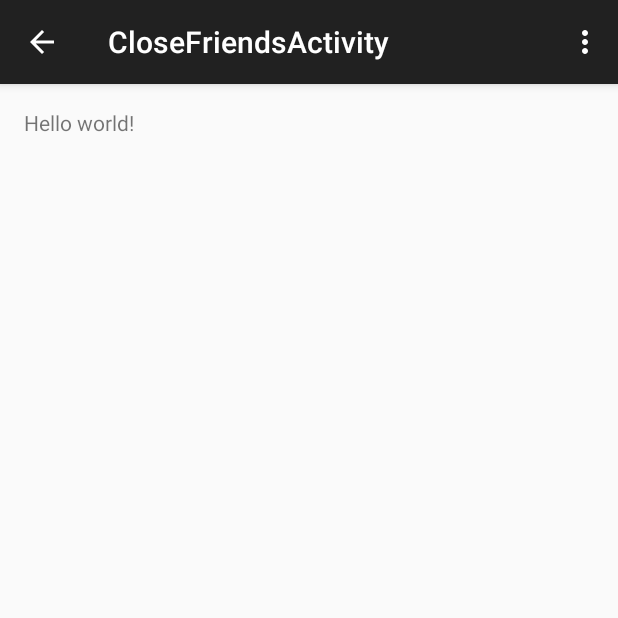
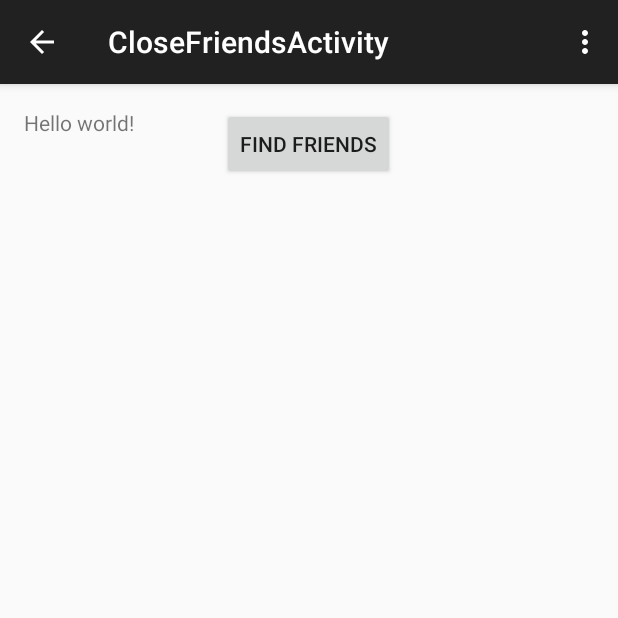
Before and after one commit to amnakhan/letsmeetup, an Android app: the CloseFriendsActivity screen opened directly, with no data from a screen before it, on a phone screen of 412 x 824 dp, the top half of it. Run offline under Robolectric (Android 15) with nearby library versions, the phone set to English and light mode, and no system bars; 1 statement that could not run was skipped.

Commit message:
creating screen connections

```diff
--- a/app/src/main/AndroidManifest.xml
+++ b/app/src/main/AndroidManifest.xml
@@ -52,7 +52,7 @@
         <activity
             android:name=".FindFriendsActivity"
             android:label="@string/title_activity_find_friends"
-            android:parentActivityName=".LoginActivty" >
+            android:parentActivityName=".CloseFriendsActivity" >
             <meta-data
                 android:name="android.support.PARENT_ACTIVITY"
                 android:value="CloseFriendsActivity" />
--- a/app/src/main/java/com/mbembac/letsmeetup/FindFriendsActivity.java
+++ b/app/src/main/java/com/mbembac/letsmeetup/FindFriendsActivity.java
@@ -1,9 +1,11 @@
 package com.mbembac.letsmeetup;
 
+import android.content.Intent;
 import android.support.v7.app.ActionBarActivity;
 import android.os.Bundle;
 import android.view.Menu;
 import android.view.MenuItem;
+import android.view.View;
 
 
 public class FindFriendsActivity extends ActionBarActivity {
@@ -33,4 +35,6 @@ public class FindFriendsActivity extends ActionBarActivity {
         }
         return super.onOptionsItemSelected(item);
     }
+
+
 }
--- a/app/src/main/res/layout/activity_close_friends.xml
+++ b/app/src/main/res/layout/activity_close_friends.xml
@@ -13,4 +13,12 @@
         android:layout_width="wrap_content"
         android:layout_height="wrap_content" />
 
+    <Button
+        android:layout_width="wrap_content"
+        android:layout_height="wrap_content"
+        android:text="Find Friends"
+        android:id="@+id/find_friends"
+        android:layout_centerHorizontal="true"
+        android:onClick="findFriends"/>
+
 </RelativeLayout>
--- a/app/src/main/res/layout/activity_find_friends.xml
+++ b/app/src/main/res/layout/activity_find_friends.xml
@@ -11,6 +11,9 @@
     <TextView
         android:text="@string/hello_world"
         android:layout_width="wrap_content"
-        android:layout_height="wrap_content" />
+        android:layout_height="wrap_content"
+        android:id="@+id/textView" />
+
+
 
 </RelativeLayout>
--- a/app/src/main/res/layout/activity_login_activty.xml
+++ b/app/src/main/res/layout/activity_login_activty.xml
@@ -93,7 +93,9 @@
             android:layout_marginTop="25dp"
             android:layout_marginBottom="5dp"
             android:layout_gravity="center_horizontal"
-            android:clickable="true"/>
+            android:clickable="true"
+            android:onClick="login"/>
+
         <Button
             android:layout_width="wrap_content"
             android:layout_height="40dp"
```
Also changed, not shown: app/src/main/java/com/mbembac/letsmeetup/CloseFriendsActivity.java (+9 -0 lines), app/src/main/java/com/mbembac/letsmeetup/LoginActivty.java (+10 -1 lines), 1 other file.
